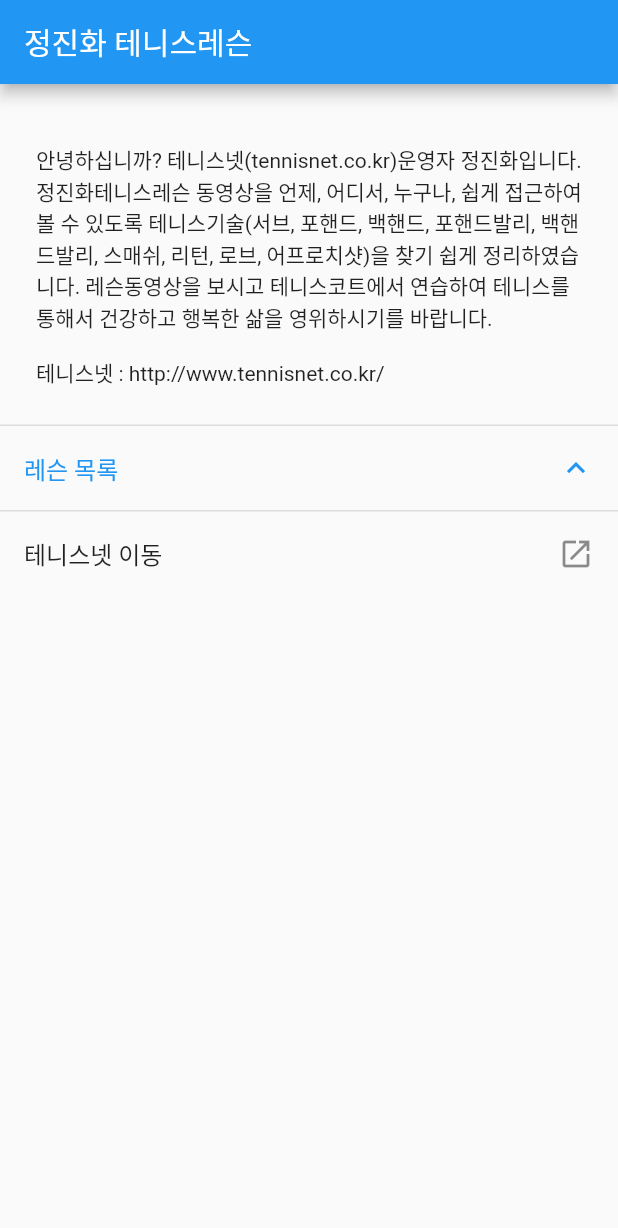
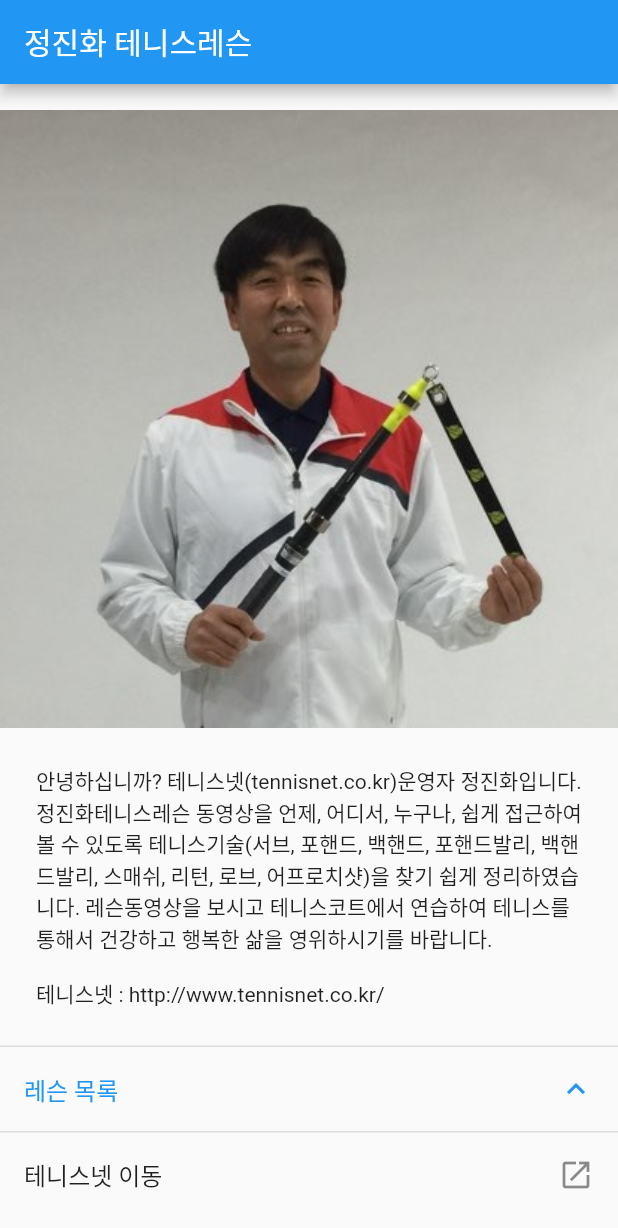
Before and after one commit to SilverJun/TennisLessonFlutter, a Flutter app: the screen it shows after launch, on a phone screen of 412 x 824 dp. Shown: the top 1228 px of the screen. Run offline on Flutter 3.47's test engine with Material 2 defaults, Android fonts, the phone set to English and light mode, and no system bars; our stand-ins replace shared_preferences; missing offline and left inert: flutter_youtube.

Commit message:
add home image

```diff
--- a/lib/HomePage.dart
+++ b/lib/HomePage.dart
@@ -14,7 +14,11 @@ class HomePage extends StatelessWidget {
       body: SafeArea(
         child: ListView(
           children: [
-            SizedBox(height: 16.0,),
+            SizedBox(height: 16),
+            Container(
+              height: 414,
+              child: Image.asset('assets/home.jpeg',)
+            ),
             Padding(
               padding: const EdgeInsets.all(24.0),
               child: Text('''안녕하십니까? 테니스넷(tennisnet.co.kr)운영자 정진화입니다.
--- a/pubspec.yaml
+++ b/pubspec.yaml
@@ -48,9 +48,9 @@ flutter:
   uses-material-design: true
 
   # To add assets to your application, add an assets section, like this:
-  # assets:
-  #   - images/a_dot_burr.jpeg
-  #   - images/a_dot_ham.jpeg
+  assets:
+    - assets/home.jpeg
+
 
   # An image asset can refer to one or more resolution-specific "variants", see
   # https://flutter.dev/assets-and-images/#resolution-aware.
```
Also changed, not shown: assets/home.jpeg (added).
